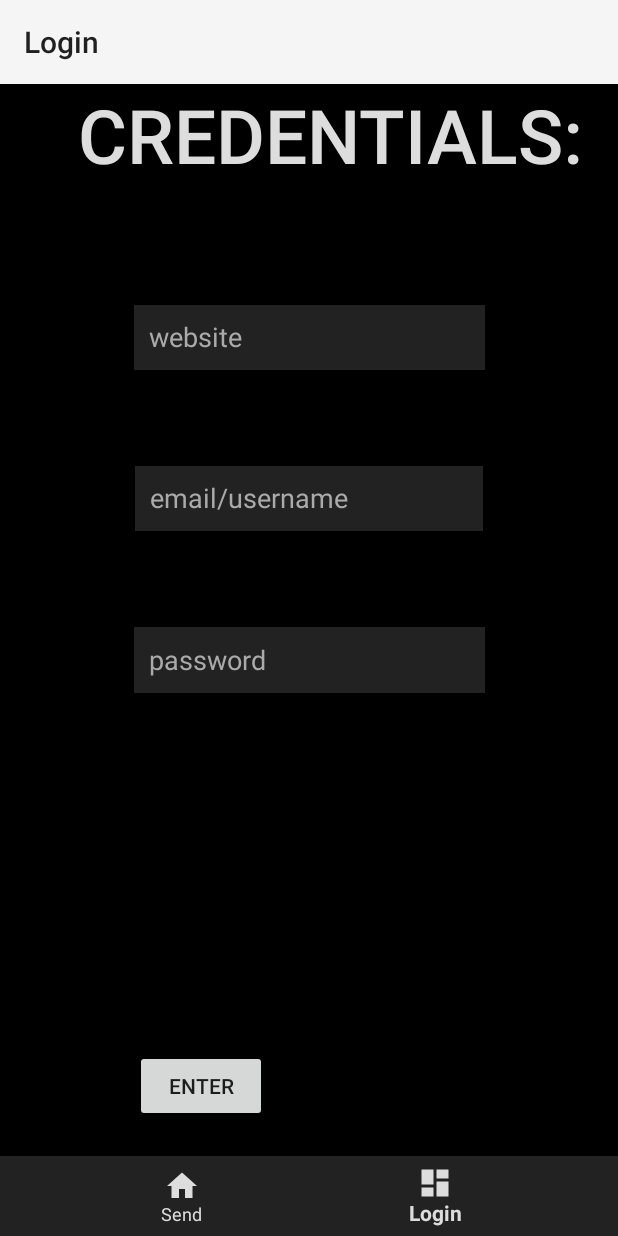
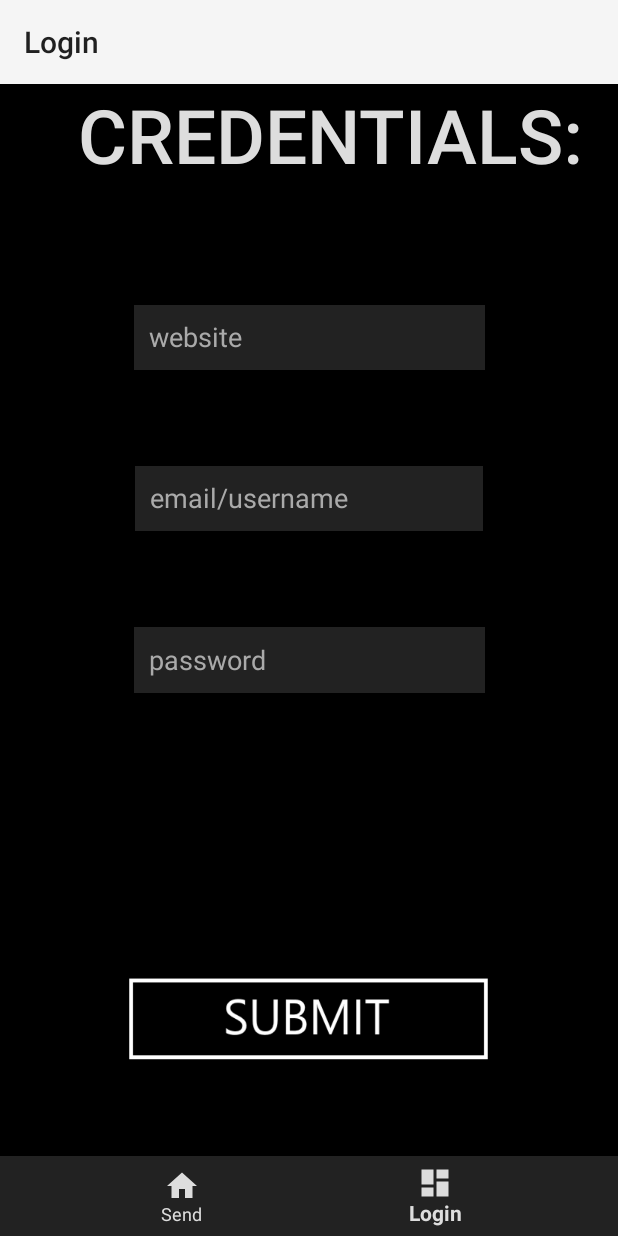
Before and after one commit to cneryx/InPrint, an Android app: the Activity2 screen opened directly, with no data from a screen before it, on a phone screen of 412 x 824 dp. Run offline under Robolectric (Android 15) with nearby library versions, the phone set to English and light mode, and no system bars.

Commit message:
IMAGE BUTTON

```diff
--- a/InPrint/app/src/main/java/com/example/inprint/Activity2.java
+++ b/InPrint/app/src/main/java/com/example/inprint/Activity2.java
@@ -12,6 +12,7 @@ import android.view.MenuItem;
 import android.view.View;
 import android.widget.Button;
 import android.widget.EditText;
+import android.widget.ImageButton;
 import android.widget.TextView;
 
 import com.example.util.PassId;
@@ -63,7 +64,7 @@ public class Activity2 extends AppCompatActivity {
         mTextMessage = (TextView) findViewById(R.id.message);
         BottomNavigationView navigation = (BottomNavigationView) findViewById(R.id.navigation);
         navigation.setOnNavigationItemSelectedListener(mOnNavigationItemSelectedListener);
-        Button button = (Button) findViewById(R.id.dataEnterButton);
+        ImageButton button = (ImageButton) findViewById(R.id.imageButton);
         button.setOnClickListener(new View.OnClickListener() {
             public void onClick(View v) {
                 EditText websitee = (EditText) findViewById(R.id.editText3);
--- a/InPrint/app/src/main/res/layout/activity1.xml
+++ b/InPrint/app/src/main/res/layout/activity1.xml
@@ -27,6 +27,7 @@
         android:layout_marginStart="8dp"
         android:layout_marginTop="24dp"
         android:layout_marginEnd="8dp"
+        android:layout_marginBottom="32dp"
         android:background="#222222"
         android:fadingEdge="vertical"
         android:fadingEdgeLength="40dp"
--- a/InPrint/app/src/main/res/layout/activity2.xml
+++ b/InPrint/app/src/main/res/layout/activity2.xml
@@ -22,7 +22,7 @@
         app:layout_constraintLeft_toLeftOf="parent"
         app:layout_constraintRight_toRightOf="parent"
         app:menu="@menu/navigation" />
-
+<!--
     <Button
         android:id="@+id/dataEnterButton"
         android:layout_width="wrap_content"
@@ -38,6 +38,7 @@
         app:layout_constraintHorizontal_bias="0.008"
         app:layout_constraintStart_toStartOf="parent"
         tools:ignore="MissingConstraints" />
+        -->
 
     <TextView
         android:id="@+id/titleIp"
@@ -116,7 +117,20 @@
         android:textCursorDrawable="@null"
         app:layout_constraintEnd_toEndOf="parent"
         app:layout_constraintStart_toStartOf="parent"
-        app:layout_constraintTop_toBottomOf="@+id/titleIp" /><![CDATA[
+        app:layout_constraintTop_toBottomOf="@+id/titleIp" />
+
+    <ImageButton
+        android:id="@+id/imageButton"
+        android:layout_width="242dp"
+        android:layout_height="55dp"
+        android:layout_marginStart="8dp"
+        android:layout_marginEnd="8dp"
+        android:layout_marginBottom="64dp"
+        android:background="@drawable/subbutton"
+        app:layout_constraintBottom_toTopOf="@+id/navigation"
+        app:layout_constraintEnd_toEndOf="parent"
+        app:layout_constraintHorizontal_bias="0.496"
+        app:layout_constraintStart_toStartOf="parent" /><![CDATA[
 
     ;
     tools:layout_editor_absoluteX="38dp"
```
Also changed, not shown: InPrint/app/src/main/res/drawable/subbutton.png (added).
